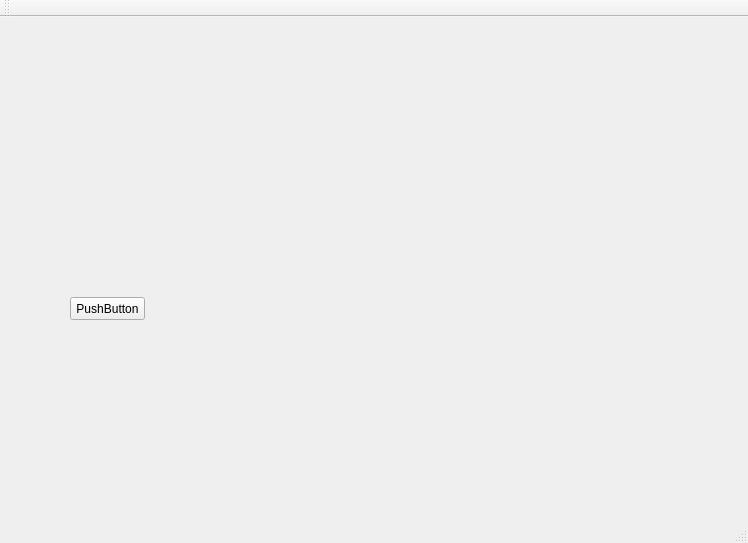
This is mainwindow.ui in tvabramov/WebCamRecognizer as Qt 5 draws it before an edit. The edited form follows.
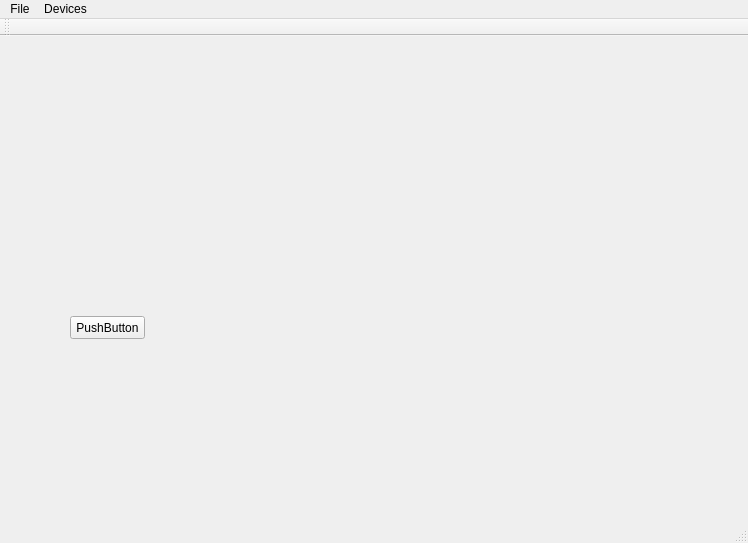
This is the edited form. Icons and pictures are not drawn. Custom widgets are drawn as their Qt base class.

Commit message: Gui has been improved

The edit to the form file:
```diff
--- a/mainwindow.ui
+++ b/mainwindow.ui
@@ -60,6 +60,23 @@
      <height>21</height>
     </rect>
    </property>
+   <widget class="QMenu" name="menuFile">
+    <property name="title">
+     <string>File</string>
+    </property>
+    <addaction name="actionToggleCamera"/>
+    <addaction name="separator"/>
+    <addaction name="actionSettings"/>
+    <addaction name="separator"/>
+    <addaction name="actionExit"/>
+   </widget>
+   <widget class="QMenu" name="menuDevices">
+    <property name="title">
+     <string>Devices</string>
+    </property>
+   </widget>
+   <addaction name="menuFile"/>
+   <addaction name="menuDevices"/>
   </widget>
   <widget class="QToolBar" name="mainToolBar">
    <attribute name="toolBarArea">
```
Left out of the diff: 58 changed lines with no effect on the pictures. The commit also changes 7 other files.
